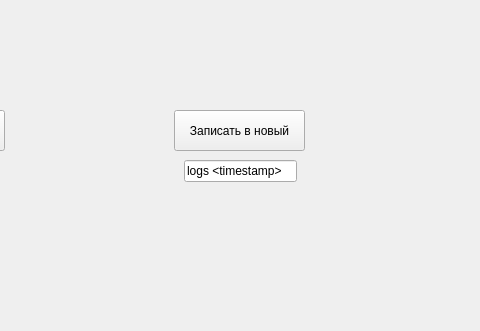
The window that gui.ui (Piskanaft/logs-automation) describes before a commit, drawn with Qt 5; both pictures show x 226 to 706 and y 0 to 331 of the 800 by 600 pixel window.
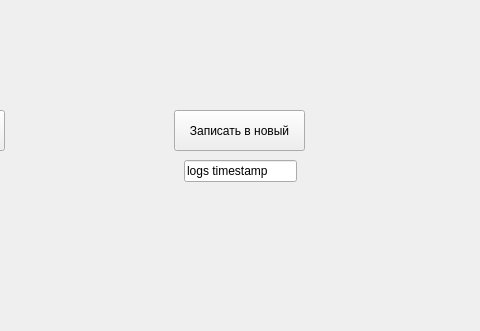
The same window after the commit.

What changed in the file:
```diff
--- a/gui.ui
+++ b/gui.ui
@@ -63,7 +63,7 @@
      </rect>
     </property>
     <property name="text">
-     <string>logs &lt;timestamp&gt;</string>
+     <string>logs timestamp</string>
     </property>
    </widget>
    <widget class="QPushButton" name="select_existing_excel_btn">
```
